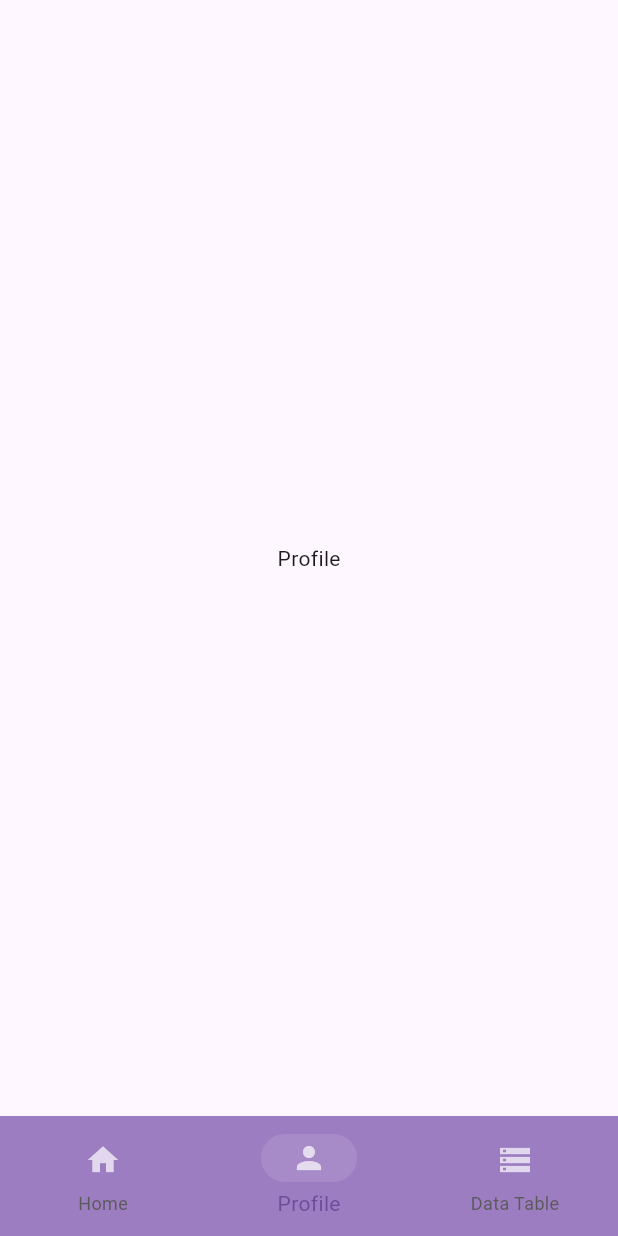
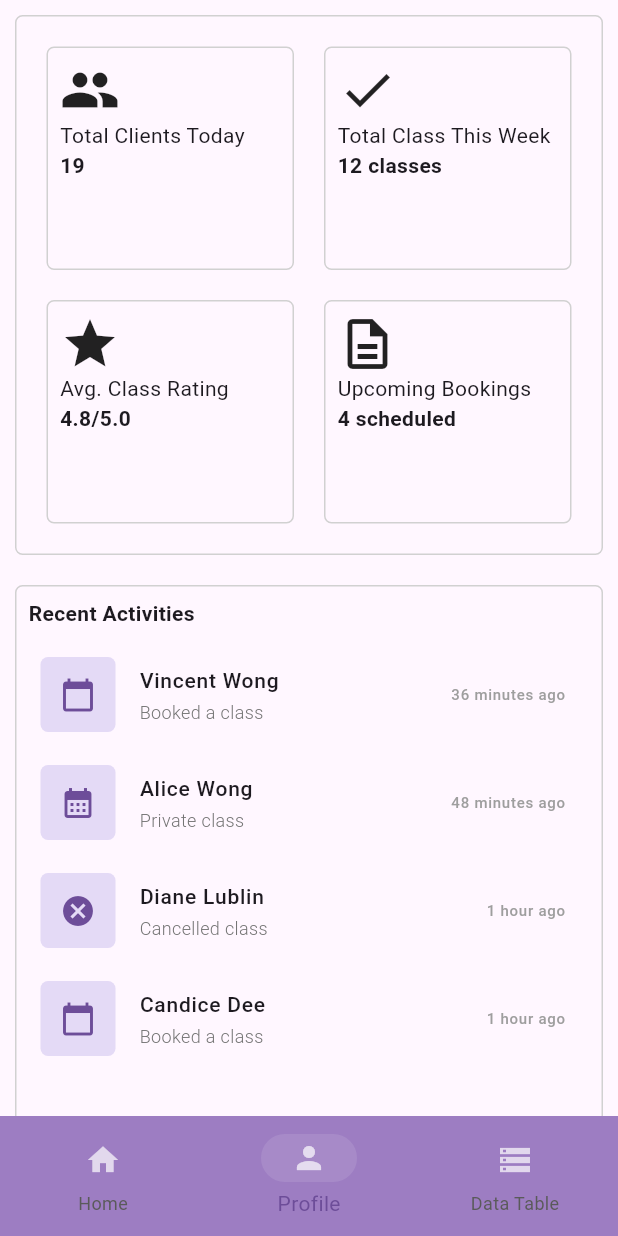
Before and after one commit to virmon/flutter-riverpod-boilerplate, a Flutter app: the screen it shows after launch, item 2 of the bottom bar chosen, on a phone screen of 412 x 824 dp. Run offline on Flutter 3.47's test engine with Material 3 defaults, Android fonts, the phone set to English and light mode, and no system bars; drawn by our look-alikes of flutter_layout_grid; our stand-ins replace flutter_form_builder, flutter_riverpod, form_builder_validators, go_router.

Commit message:
added sample widgets

```diff
--- /dev/null
+++ b/lib/src/feature/examples/item_layout_grid.dart
@@ -0,0 +1,33 @@
+import 'package:flutter/material.dart';
+import 'package:flutter_layout_grid/flutter_layout_grid.dart';
+import 'package:flutter_riverpod_boilerplate/src/feature/examples/schedule_list.dart';
+
+class ItemLayoutGrid extends StatelessWidget {
+  final int crossAxisCount;
+  final List<Widget> items;
+
+  final double? rowGap;
+
+  final double? columnGap;
+
+  const ItemLayoutGrid({
+    super.key,
+    required this.crossAxisCount,
+    required this.items,
+    this.rowGap = 20,
+    this.columnGap = 20,
+  });
+
+  @override
+  Widget build(BuildContext context) {
+    return LayoutGrid(
+      columnSizes: crossAxisCount == 2 ? [1.fr, 1.fr] : [1.fr],
+      rowSizes: crossAxisCount == 2
+          ? const [auto, auto]
+          : const [auto, auto, auto, auto],
+      rowGap: rowGap,
+      columnGap: columnGap,
+      children: [for (var i = 0; i < items.length; i++) items[i]],
+    );
+  }
+}
--- /dev/null
+++ b/lib/src/feature/examples/recent_activity_widget.dart
@@ -0,0 +1,111 @@
+import 'package:flutter/material.dart';
+import 'package:flutter_riverpod_boilerplate/src/constants/app_colors.dart';
+
+class RecentActivityWidget extends StatelessWidget {
+  const RecentActivityWidget({super.key});
+
+  final double _minHeight = 360;
+
+  @override
+  Widget build(BuildContext context) {
+    final screenWidth = MediaQuery.of(context).size.width;
+    final isMobileView = MediaQuery.of(context).size.width < 600;
+
+    return Container(
+      // margin: EdgeInsets.only(
+      //   left: isMobileView ? 10 : 50,
+      //   top: 20,
+      //   right: isMobileView ? 10 : 50,
+      //   bottom: 20,
+      // ),
+      margin: EdgeInsets.all(10.0),
+      // width: screenWidth * 0.5,
+      height: _minHeight,
+      decoration: BoxDecoration(
+        border: Border.all(color: AppColors.lightGrey),
+        borderRadius: BorderRadius.circular(5),
+      ),
+      child: ListView(
+        children: [
+          Padding(
+            padding: const EdgeInsets.all(8.0),
+            child: Text(
+              'Recent Activities',
+              style: TextStyle(fontSize: 14, fontWeight: FontWeight.bold),
+            ),
+          ),
+          RecentActivityItem(
+            icon: Icon(Icons.calendar_today, color: AppColors.violet99),
+            name: 'Vincent Wong',
+            activity: 'Booked a class',
+            timeLogged: '36 minutes ago',
+          ),
+          RecentActivityItem(
+            icon: Icon(Icons.calendar_month_sharp, color: AppColors.violet99),
+            name: 'Alice Wong',
+            activity: 'Private class',
+            timeLogged: '48 minutes ago',
+          ),
+          RecentActivityItem(
+            icon: Icon(Icons.cancel, color: AppColors.violet99),
+            name: 'Diane Lublin',
+            activity: 'Cancelled class',
+            timeLogged: '1 hour ago',
+          ),
+          RecentActivityItem(
+            icon: Icon(Icons.calendar_today, color: AppColors.violet99),
+            name: 'Candice Dee',
+            activity: 'Booked a class',
+            timeLogged: '1 hour ago',
+          ),
+        ],
+      ),
+    );
+  }
+}
+
+class RecentActivityItem extends StatelessWidget {
+  const RecentActivityItem({
+    super.key,
+    required this.icon,
+    required this.name,
+    required this.activity,
+    required this.timeLogged,
+  });
+
+  final Icon icon;
+  final String name;
+  final String activity;
+  final String timeLogged;
+
+  @override
+  Widget build(BuildContext context) {
+    return ListTile(
+      leading: Container(
+        width: 50,
+        height: 50,
+        decoration: BoxDecoration(
+          color: AppColors.violetF6,
+          borderRadius: BorderRadius.circular(5),
+        ),
+        child: icon,
+      ),
+      title: Text(
+        name,
+        style: TextStyle(fontSize: 14, fontWeight: FontWeight.w500),
+      ),
+      subtitle: Text(
+        activity,
+        style: TextStyle(
+          fontSize: 12,
+          fontWeight: FontWeight.w300,
+          color: Colors.grey.shade600,
+        ),
+      ),
+      trailing: Text(
+        timeLogged,
+        style: TextStyle(fontSize: 10, color: Colors.grey.shade500),
+      ),
+    );
+  }
+}
--- /dev/null
+++ b/lib/src/feature/examples/stats_widget.dart
@@ -0,0 +1,112 @@
+import 'package:flutter/material.dart';
+import 'package:flutter_riverpod_boilerplate/src/constants/app_colors.dart';
+import 'package:flutter_riverpod_boilerplate/src/feature/examples/item_layout_grid.dart';
+
+class StatsWidget extends StatelessWidget {
+  const StatsWidget({super.key});
+
+  @override
+  Widget build(BuildContext context) {
+    final screenWidth = MediaQuery.of(context).size.width;
+    final isMobileView = screenWidth < 600;
+    final double minHeight = 360;
+
+    return Container(
+      // margin: EdgeInsets.only(
+      //   left: isMobileView ? 10 : 50,
+      //   top: 20,
+      //   right: isMobileView ? 10 : 50,
+      //   bottom: 20,
+      // ),
+      margin: EdgeInsets.all(10.0),
+      padding: EdgeInsets.all(20.0),
+      // width: screenWidth * 0.5,
+      height: minHeight,
+      decoration: BoxDecoration(
+        border: Border.all(color: AppColors.lightGrey),
+        borderRadius: BorderRadius.circular(5),
+      ),
+      child: ItemLayoutGrid(
+        crossAxisCount: 2,
+        items: [
+          Container(
+            width: screenWidth * .5,
+            padding: const EdgeInsets.all(8),
+            decoration: BoxDecoration(
+              border: BoxBorder.all(color: AppColors.lightGrey),
+              borderRadius: BorderRadius.circular(5),
+            ),
+            child: Column(
+              crossAxisAlignment: CrossAxisAlignment.start,
+              children: [
+                Icon(Icons.people, size: 40),
+                Text('Total Clients Today'),
+                Text(
+                  '19',
+                  style: TextStyle(fontWeight: FontWeight.bold, fontSize: 14),
+                ),
+              ],
+            ),
+          ),
+          Container(
+            width: screenWidth * .5,
+            padding: const EdgeInsets.all(8),
+            decoration: BoxDecoration(
+              border: BoxBorder.all(color: AppColors.lightGrey),
+              borderRadius: BorderRadius.circular(5),
+            ),
+            child: Column(
+              crossAxisAlignment: CrossAxisAlignment.start,
+              children: [
+                Icon(Icons.check, size: 40),
+                Text('Total Class This Week'),
+                Text(
+                  '12 classes',
+                  style: TextStyle(fontWeight: FontWeight.bold, fontSize: 14),
+                ),
+              ],
+            ),
+          ),
+          Container(
+            width: screenWidth * .5,
+            padding: const EdgeInsets.all(8),
+            decoration: BoxDecoration(
+              border: BoxBorder.all(color: AppColors.lightGrey),
+              borderRadius: BorderRadius.circular(5),
+            ),
+            child: Column(
+              crossAxisAlignment: CrossAxisAlignment.start,
+              children: [
+                Icon(Icons.star, size: 40),
+                Text('Avg. Class Rating'),
+                Text(
+                  '4.8/5.0',
+                  style: TextStyle(fontWeight: FontWeight.bold, fontSize: 14),
+                ),
+              ],
+            ),
+          ),
+          Container(
+            width: screenWidth * .5,
+            padding: const EdgeInsets.all(8),
+            decoration: BoxDecoration(
+              border: BoxBorder.all(color: AppColors.lightGrey),
+              borderRadius: BorderRadius.circular(5),
+            ),
+            child: Column(
+              crossAxisAlignment: CrossAxisAlignment.start,
+              children: [
+                Icon(Icons.description_outlined, size: 40),
+                Text('Upcoming Bookings'),
+                Text(
+                  '4 scheduled',
+                  style: TextStyle(fontWeight: FontWeight.bold, fontSize: 14),
+                ),
+              ],
+            ),
+          ),
+        ],
+      ),
+    );
+  }
+}
--- /dev/null
+++ b/lib/src/feature/home/grid.dart
@@ -0,0 +1,61 @@
+import 'package:flutter/material.dart';
+import 'package:flutter_riverpod_boilerplate/src/feature/examples/item_layout_grid.dart';
+import 'package:flutter_riverpod_boilerplate/src/feature/examples/recent_activity_widget.dart';
+import 'package:flutter_riverpod_boilerplate/src/feature/examples/schedule_list.dart';
+import 'package:flutter_riverpod_boilerplate/src/feature/examples/stats_widget.dart';
+
+const cellRed = Color(0xffc73232);
+const cellMustard = Color(0xffd7aa22);
+const cellGrey = Color(0xffcfd4e0);
+const cellBlue = Color(0xff1553be);
+const background = Color(0xff242830);
+
+class GridWidget extends StatelessWidget {
+  const GridWidget({super.key});
+
+  @override
+  Widget build(BuildContext context) {
+    final screenWidth = MediaQuery.of(context).size.width;
+    final isMobileView = screenWidth < 600;
+
+    List<Widget> items = [
+      StatsWidget(),
+      RecentActivityWidget(),
+      ScheduleList(),
+      ScheduleList(isUpcomingSchedule: true),
+    ];
+
+    if (isMobileView) {
+      return Scaffold(
+        body: SingleChildScrollView(child: Column(children: items)),
+      );
+    } else {
+      return SingleChildScrollView(
+        child: Column(
+          crossAxisAlignment: CrossAxisAlignment.start,
+          children: [
+            Padding(
+              padding: const EdgeInsets.all(8.0),
+              child: Text(
+                'Dashboard',
+                style: TextStyle(fontWeight: FontWeight.bold, fontSize: 20),
+              ),
+            ),
+            SizedBox(
+              width: screenWidth * .8,
+              child: Padding(
+                padding: const EdgeInsets.all(10.0),
+                child: ItemLayoutGrid(
+                  crossAxisCount: 2,
+                  rowGap: 5,
+                  columnGap: 5,
+                  items: items,
+                ),
+              ),
+            ),
+          ],
+        ),
+      );
+    }
+  }
+}
--- a/lib/src/routing/app_router.dart
+++ b/lib/src/routing/app_router.dart
@@ -1,7 +1,9 @@
 import 'package:flutter/material.dart';
 import 'package:flutter_riverpod/flutter_riverpod.dart';
 import 'package:flutter_riverpod_boilerplate/src/feature/authentication/auth_gate.dart';
+import 'package:flutter_riverpod_boilerplate/src/feature/examples/schedule_list.dart';
 import 'package:flutter_riverpod_boilerplate/src/feature/home/data_table.dart';
+import 'package:flutter_riverpod_boilerplate/src/feature/home/grid.dart';
 import 'package:flutter_riverpod_boilerplate/src/routing/app_navigation_bar.dart';
 import 'package:flutter_riverpod_boilerplate/src/feature/home/home.dart';
 import 'package:go_router/go_router.dart';
@@ -25,7 +27,7 @@ final goRouterProvider = Provider((ref) {
     navigatorKey: _rootNavigatorKey,
     debugLogDiagnostics: false,
     redirect: (context, state) {
-      final path = state.uri.path;
+      // final path = state.uri.path;
       // check loggedIn state here then redirect to proper path
       return null;
     },
@@ -58,9 +60,8 @@ final goRouterProvider = Provider((ref) {
               GoRoute(
                 path: '/profile',
                 name: AppRoute.profile.name,
-                pageBuilder: (context, state) => const NoTransitionPage(
-                  child: Scaffold(body: Center(child: Text('Profile'))),
-                ),
+                pageBuilder: (context, state) =>
+                    const NoTransitionPage(child: GridWidget()),
               ),
             ],
           ),
```
Also changed, not shown: lib/src/feature/examples/schedule_list.dart (added, +234 -0 lines), pubspec.lock, 1 other file.
